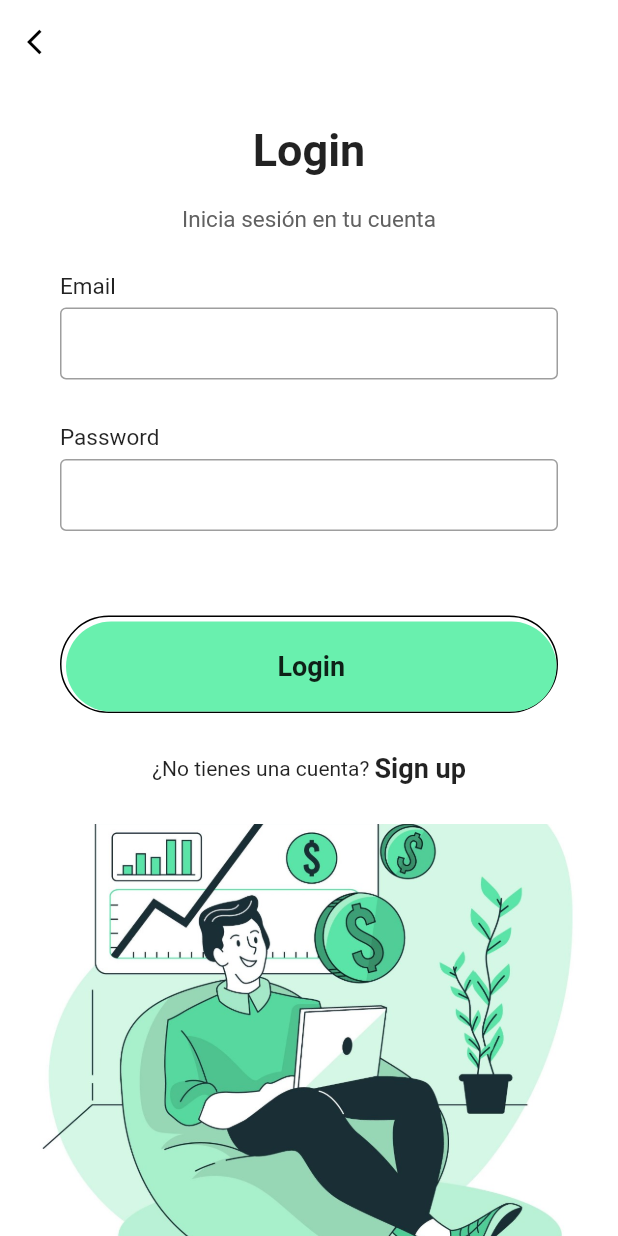
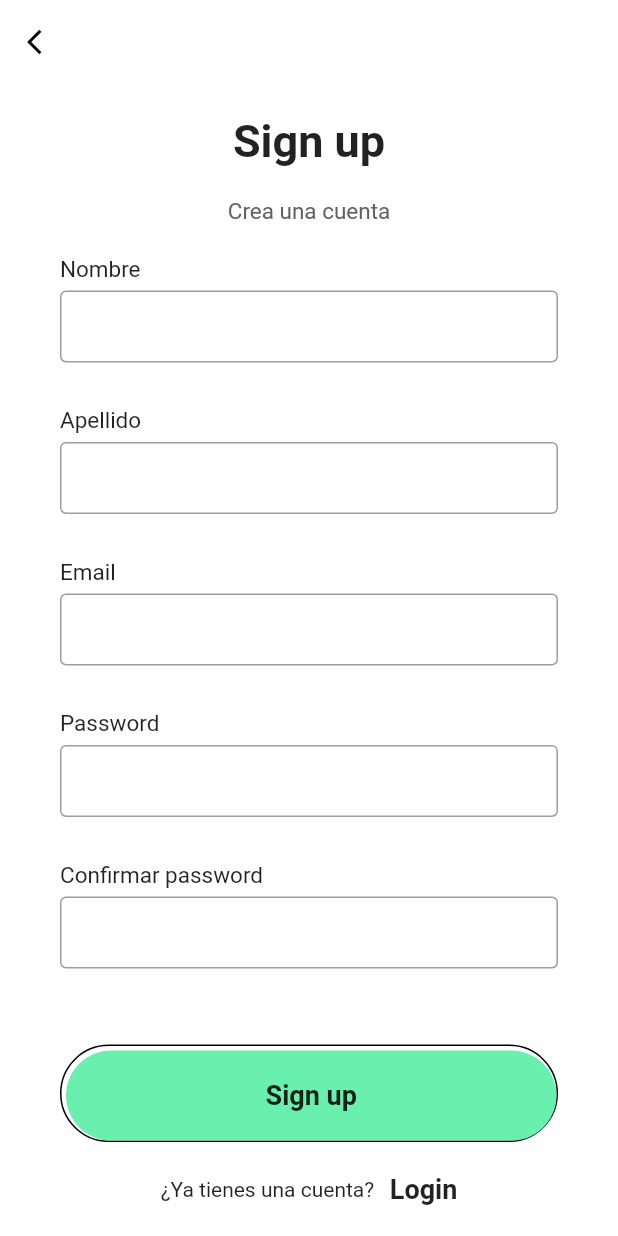
Before and after one commit to valrmzl/ProyectoMovilesVNS, a Flutter app: the screen it shows after launch, on a phone screen of 412 x 824 dp. Run offline on Flutter 3.47's test engine with Material 2 defaults, Android fonts, the phone set to English and light mode, and no system bars; our stand-ins replace carousel_slider.

Commit message:
pagina de sign up

```diff
--- a/lib/Screens/create_account.dart
+++ b/lib/Screens/create_account.dart
@@ -1,182 +1,138 @@
 import 'package:flutter/material.dart';
-import 'package:proyecto_vsn/Screens/home_page.dart';
 
-class CreateAccount extends StatefulWidget {
-  const CreateAccount({Key? key}) : super(key: key);
-
-  @override
-  _CreateAccountState createState() => _CreateAccountState();
-}
-
-class _CreateAccountState extends State<CreateAccount> {
-  final scaffoldKey = GlobalKey<ScaffoldState>();
-  final TextEditingController emailAddressController = TextEditingController();
-  final TextEditingController passwordCreateController = TextEditingController();
-  final TextEditingController passwordConfirmController = TextEditingController();
-
-  bool passwordCreateVisibility = true;
-  bool passwordConfirmVisibility = true;
+class CreateAccount extends StatelessWidget {
+  const CreateAccount({Key? key});
 
   @override
   Widget build(BuildContext context) {
     return Scaffold(
-      key: scaffoldKey,
+      resizeToAvoidBottomInset: false,
       backgroundColor: Colors.white,
-      body: Column(
-        mainAxisSize: MainAxisSize.max,
-        children: [
-          Container(
-            width: MediaQuery.of(context).size.width,
-            height: MediaQuery.of(context).size.height * 1,
-            decoration: BoxDecoration(
-              image: DecorationImage(
-                fit: BoxFit.fitWidth,
-                image: AssetImage(
-                  'assets/images/createAccount_bg@2x.png',
+      appBar: AppBar(
+        elevation: 0,
+        backgroundColor: Colors.white,
+        leading: IconButton(
+          onPressed: () {
+            Navigator.pop(context);
+          },
+          icon: Icon(Icons.arrow_back_ios, size: 20, color: Colors.black),
         ),
       ),
+      body: Container(
+        height: MediaQuery.of(context).size.height,
+        width: double.infinity,
+        child: Column(
+          mainAxisAlignment: MainAxisAlignment.spaceBetween,
+          children: <Widget>[
+            Expanded(
+              child: Column(
+                mainAxisAlignment: MainAxisAlignment.spaceEvenly,
+                children: <Widget>[
+                  Column(
+                    children: <Widget>[
+                      Text(
+                        "Sign up",
+                        style: TextStyle(
+                            fontSize: 30, fontWeight: FontWeight.bold),
                       ),
-            child: Padding(
-              padding: EdgeInsetsDirectional.fromSTEB(0, 40, 0, 0),
+                      SizedBox(
+                        height: 20,
+                      ),
+                      Text(
+                        "Crea una cuenta",
+                        style: TextStyle(
+                            fontSize: 15, color: Colors.grey[700]),
+                      ),
+                    ],
+                  ),
+                  Padding(
+                    padding: EdgeInsets.symmetric(horizontal: 40),
                     child: Column(
-                mainAxisSize: MainAxisSize.max,
-                children: [
-                  Padding(
-                    padding: EdgeInsetsDirectional.fromSTEB(24, 24, 0, 20),
-                    child: Row(
-                      mainAxisSize: MainAxisSize.max,
-                      mainAxisAlignment: MainAxisAlignment.start,
-                      children: [
-                        // Agrega aquí tu imagen de logo
+                      children: <Widget>[
+                        makeInput(label: "Nombre "),
+                        makeInput(label: "Apellido "),
+                        makeInput(label: "Email"),
+                        makeInput(label: "Password", obscureText: true),
+                        makeInput(label: "Confirmar password", obscureText: true),
                       ],
                     ),
                   ),
                   Padding(
-                    padding: EdgeInsetsDirectional.fromSTEB(24, 0, 24, 0),
-                    child: SingleChildScrollView(
-                      child: Column(
-                        mainAxisSize: MainAxisSize.max,
-                        crossAxisAlignment: CrossAxisAlignment.end,
-                        children: [
-                          Row(
-                            mainAxisSize: MainAxisSize.max,
-                            children: [
-                              Text(
-                                'Get Started',
-                                // Estilo de texto
-                              ),
-                            ],
-                          ),
-                          Padding(
-                            padding: EdgeInsetsDirectional.fromSTEB(0, 12, 0, 0),
-                            child: Row(
-                              mainAxisSize: MainAxisSize.max,
-                              children: [
-                                Text(
-                                  'Create your account below.',
-                                  // Estilo de texto
-                                ),
-                              ],
-                            ),
-                          ),
-                          Padding(
-                            padding: EdgeInsetsDirectional.fromSTEB(0, 20, 0, 0),
-                            child: TextFormField(
-                              controller: emailAddressController,
-                              obscureText: false,
-                              decoration: InputDecoration(
-                                labelText: 'Email Address',
-                                // Otros atributos de estilo
-                              ),
-                            ),
-                          ),
-                          Padding(
-                            padding: EdgeInsetsDirectional.fromSTEB(0, 12, 0, 0),
-                            child: TextFormField(
-                              controller: passwordCreateController,
-                              obscureText: passwordCreateVisibility,
-                              decoration: InputDecoration(
-                                labelText: 'Password',
-                                // Otros atributos de estilo
-                                suffixIcon: InkWell(
-                                  onTap: () => setState(() {
-                                    passwordCreateVisibility =
-                                        !passwordCreateVisibility;
-                                  }),
-                                  focusNode: FocusNode(skipTraversal: true),
-                                  child: Icon(
-                                    passwordCreateVisibility
-                                        ? Icons.visibility_outlined
-                                        : Icons.visibility_off_outlined,
-                                    size: 20,
+                    padding: EdgeInsets.symmetric(horizontal: 40),
+                    child: Container(
+                      padding: EdgeInsets.only(top: 3, left: 3),
+                      decoration: BoxDecoration(
+                          borderRadius: BorderRadius.circular(50),
+                          border: Border(
+                            bottom: BorderSide(color: Colors.black),
+                            top: BorderSide(color: Colors.black),
+                            left: BorderSide(color: Colors.black),
+                            right: BorderSide(color: Colors.black),
+                          )),
+                      child: MaterialButton(
+                        minWidth: double.infinity,
+                        height: 60,
+                        onPressed: () {},
+                        color: Colors.greenAccent,
+                        elevation: 0,
+                        shape: RoundedRectangleBorder(
+                            borderRadius: BorderRadius.circular(50)),
+                        child: Text(
+                          "Sign up",
+                          style: TextStyle(
+                              fontWeight: FontWeight.w600, fontSize: 18),
                         ),
                       ),
                     ),
                   ),
-                          ),
-                          Padding(
-                            padding: EdgeInsetsDirectional.fromSTEB(0, 12, 0, 0),
-                            child: TextFormField(
-                              controller: passwordConfirmController,
-                              obscureText: passwordConfirmVisibility,
-                              decoration: InputDecoration(
-                                labelText: 'Confirm Password',
-                                // Otros atributos de estilo
-                                suffixIcon: InkWell(
-                                  onTap: () => setState(() {
-                                    passwordConfirmVisibility =
-                                        !passwordConfirmVisibility;
-                                  }),
-                                  focusNode: FocusNode(skipTraversal: true),
-                                  child: Icon(
-                                    passwordConfirmVisibility
-                                        ? Icons.visibility_outlined
-                                        : Icons.visibility_off_outlined,
-                                    size: 20,
-                                  ),
-                                ),
-                              ),
-                            ),
-                          ),
-                          Padding(
-                            padding: EdgeInsetsDirectional.fromSTEB(0, 24, 0, 24),
-                            child: ElevatedButton(
-                              onPressed: () async {
-                                Navigator.push(
-                                    context,
-                                    MaterialPageRoute(builder: (context) => HomePage()), // Reemplaza CreateAccount() con el constructor real de tu página de creación de cuentas
-                                  );
-                              },
-                              child: Text('Create Account'),
-                            ),
-                          ),
                   Row(
-                            mainAxisSize: MainAxisSize.max,
-                            mainAxisAlignment: MainAxisAlignment.spaceBetween,
-                            children: [
-
-                              TextButton(
-                                onPressed: () {
-                                  // Navega a la página de inicio de sesión
-                                  Navigator.of(context).pop();
-                                },
-                                child: Text(
-                                  'Already have an account? Login',
-                                  style: TextStyle(color: Colors.blue),
-                                ),
+                    mainAxisAlignment: MainAxisAlignment.center,
+                    children: <Widget>[
+                      Text("¿Ya tienes una cuenta?   "),
+                      Text(
+                        "Login",
+                        style: TextStyle(
+                            fontWeight: FontWeight.w600, fontSize: 18),
                       ),
                     ],
-                          ),
+                  )
                 ],
               ),
             ),
-                  ),
+
           ],
         ),
       ),
+    );
+  }
+
+  Widget makeInput({label, obscureText = false}) {
+    return Column(
+      crossAxisAlignment: CrossAxisAlignment.start,
+      children: <Widget>[
+        Text(
+          label,
+          style: TextStyle(
+              fontSize: 15, fontWeight: FontWeight.w400, color: Colors.black87),
+        ),
+        SizedBox(
+          height: 5,
+        ),
+        TextField(
+          obscureText: obscureText,
+          decoration: InputDecoration(
+            contentPadding:
+                EdgeInsets.symmetric(vertical: 0, horizontal: 10),
+            enabledBorder: OutlineInputBorder(
+                borderSide: BorderSide(color: Colors.grey)),
+            border: OutlineInputBorder(
+                borderSide: BorderSide(color: Colors.grey)),
+          ),
+        ),
+        SizedBox(
+          height: 30,
         ),
       ],
-      ),
     );
   }
 }
--- a/lib/main.dart
+++ b/lib/main.dart
@@ -1,4 +1,5 @@
 import 'package:flutter/material.dart';
+import 'package:proyecto_vsn/Screens/create_account.dart';
 import 'package:proyecto_vsn/Screens/login_page.dart';
 import 'package:proyecto_vsn/Screens/home_page.dart';
 import 'package:proyecto_vsn/Screens/welcome.dart';
@@ -11,6 +12,6 @@ void main() => runApp(
         color:Color.fromARGB(255, 47, 125, 121),
       ),
     ),
-    home: LoginPage(),
+    home: CreateAccount(),
   ),
 );
```
Lines whose indentation alone changed are shown as unchanged.
